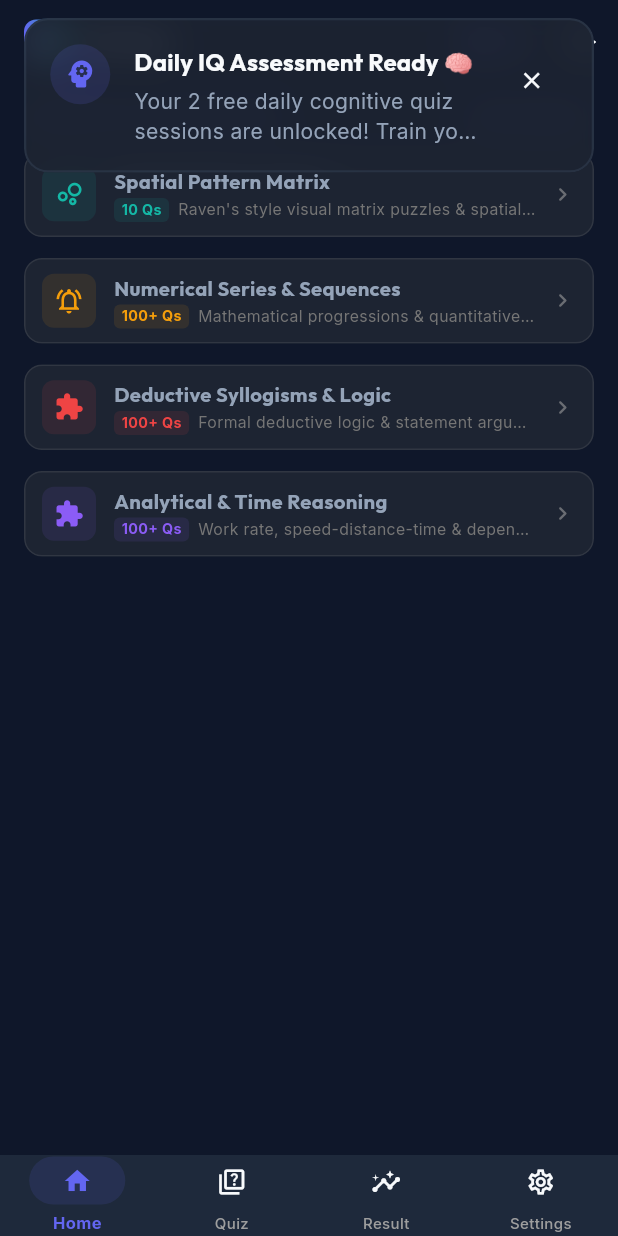
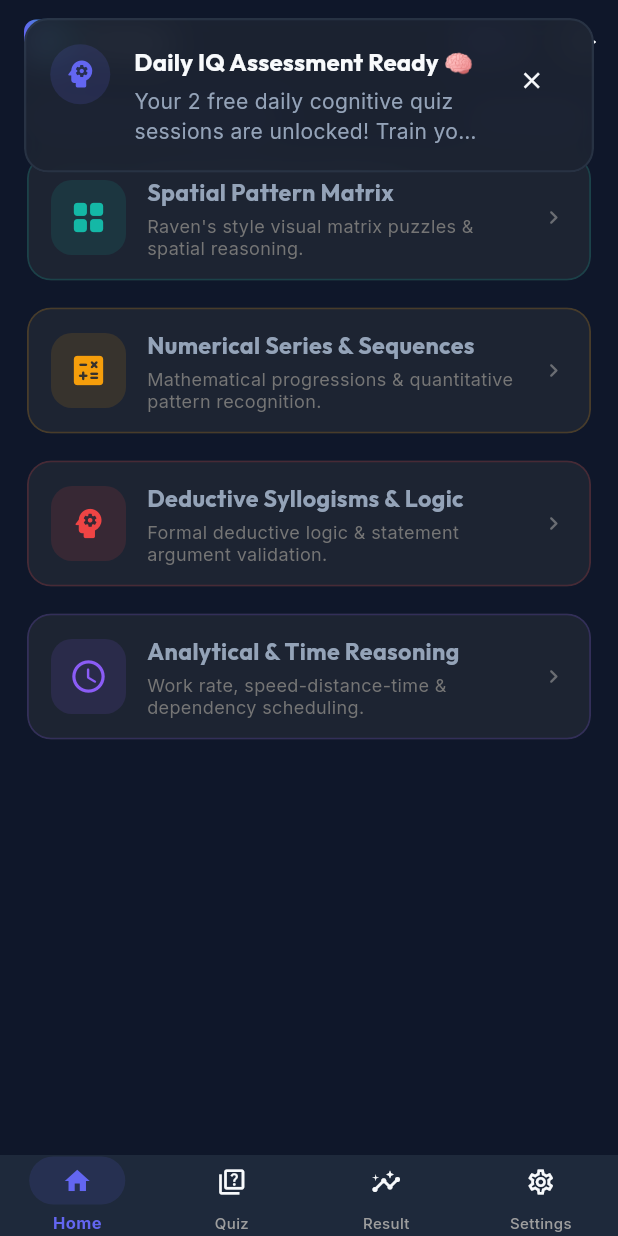
Before and after one commit to tafaisalkhan/iq_quiz_git, a Flutter app: the screen it shows after launch, on a phone screen of 412 x 824 dp. Run offline on Flutter 3.47's test engine with Material 3 defaults, Android fonts, the phone set to English and light mode, and no system bars; our stand-ins replace flutter_local_notifications, flutter_riverpod, google_fonts, google_mobile_ads, in_app_purchase, just_audio and 2 more; network calls fail.

Commit message:
update code

```diff
--- a/lib/features/dashboard/presentation/screens/dashboard_screen.dart
+++ b/lib/features/dashboard/presentation/screens/dashboard_screen.dart
@@ -88,14 +88,20 @@ class _DashboardScreenState extends ConsumerState<DashboardScreen> {
 
   IconData _getIconByName(String name) {
     switch (name) {
-      case 'lock_outline_rounded':
-        return Icons.lock_outline_rounded;
+      case 'grid_view_rounded':
       case 'bubble_chart_outlined':
-        return Icons.bubble_chart_outlined;
+        return Icons.grid_view_rounded;
+      case 'calculate_rounded':
       case 'notifications_active_outlined':
-        return Icons.notifications_active_outlined;
+        return Icons.calculate_rounded;
+      case 'psychology_rounded':
+      case 'extension_rounded':
+        return Icons.psychology_rounded;
+      case 'schedule_rounded':
+      case 'account_tree_rounded':
+        return Icons.schedule_rounded;
       default:
-        return Icons.extension_rounded;
+        return Icons.quiz_rounded;
     }
   }
 
@@ -323,13 +329,13 @@ class _DashboardScreenState extends ConsumerState<DashboardScreen> {
     return AnimatedCard(
       delay: Duration(milliseconds: delayIndex * 60),
       child: Padding(
-        padding: const EdgeInsets.symmetric(horizontal: 12.0, vertical: 3.0),
+        padding: const EdgeInsets.symmetric(horizontal: 14.0, vertical: 5.0),
         child: Card(
           elevation: 0,
           clipBehavior: Clip.antiAlias,
           shape: RoundedRectangleBorder(
-            borderRadius: BorderRadius.circular(12),
-            side: BorderSide(color: Colors.grey.withOpacity(0.15)),
+            borderRadius: BorderRadius.circular(16),
+            side: BorderSide(color: color.withOpacity(0.2), width: 1.2),
           ),
           child: InkWell(
             onTap: () async {
@@ -357,33 +363,38 @@ class _DashboardScreenState extends ConsumerState<DashboardScreen> {
                 );
               }
 
-              if (scheduleState.remainingQuizzes > 0) {
+              final adState = ref.read(adProvider);
+              final isAdFree = adState.isAdFreePurchased;
+
+              if (isAdFree || scheduleState.remainingQuizzes > 0) {
+                if (!isAdFree) {
                   ref.read(quizScheduleProvider.notifier).decrementRemainingQuizzes();
+                }
                 await launchQuiz();
               } else {
                 _showAdUnlockDialog(context, launchQuiz);
               }
             },
             child: Padding(
-              padding: const EdgeInsets.symmetric(horizontal: 12.0, vertical: 10.0),
+              padding: const EdgeInsets.symmetric(horizontal: 16.0, vertical: 14.0),
               child: Row(
                 children: [
                   Hero(
                     tag: 'module-icon-$id',
                     child: Container(
-                      padding: const EdgeInsets.all(8),
+                      padding: const EdgeInsets.all(12),
                       decoration: BoxDecoration(
-                        color: color.withOpacity(0.1),
-                        borderRadius: BorderRadius.circular(8),
+                        color: color.withOpacity(0.12),
+                        borderRadius: BorderRadius.circular(14),
                       ),
                       child: Icon(
                         icon,
                         color: color,
-                        size: 20,
+                        size: 26,
                       ),
                     ),
                   ),
-                  const SizedBox(width: 12),
+                  const SizedBox(width: 14),
                   Expanded(
                     child: Column(
                       crossAxisAlignment: CrossAxisAlignment.start,
@@ -397,43 +408,22 @@ class _DashboardScreenState extends ConsumerState<DashboardScreen> {
                               maxLines: 1,
                               overflow: TextOverflow.ellipsis,
                               style: GoogleFonts.outfit(
-                                fontSize: 13.5,
+                                fontSize: 15.5,
                                 fontWeight: FontWeight.bold,
                               ),
                             ),
                           ),
                         ),
-                        const SizedBox(height: 2),
-                        Row(
-                          children: [
-                            Container(
-                              padding: const EdgeInsets.symmetric(horizontal: 5, vertical: 1),
-                              decoration: BoxDecoration(
-                                color: color.withOpacity(0.1),
-                                borderRadius: BorderRadius.circular(4),
-                              ),
-                              child: Text(
-                                id == 'pattern_matching' ? '10 Qs' : '100+ Qs',
-                                style: GoogleFonts.inter(
-                                  fontSize: 9.5,
-                                  fontWeight: FontWeight.bold,
-                                  color: color,
-                                ),
-                              ),
-                            ),
-                            const SizedBox(width: 6),
-                            Expanded(
-                              child: Text(
+                        const SizedBox(height: 4),
+                        Text(
                           description,
-                                maxLines: 1,
+                          maxLines: 2,
                           overflow: TextOverflow.ellipsis,
                           style: GoogleFonts.inter(
-                                  fontSize: 10.5,
+                            fontSize: 12.0,
+                            height: 1.25,
                             color: Colors.grey[600],
                           ),
-                              ),
-                            ),
-                          ],
                         ),
                       ],
                     ),
@@ -441,9 +431,10 @@ class _DashboardScreenState extends ConsumerState<DashboardScreen> {
                   const SizedBox(width: 8),
                   Consumer(
                     builder: (context, ref, _) {
+                      final adState = ref.watch(adProvider);
                       final scheduleState = ref.watch(quizScheduleProvider);
                       final remaining = scheduleState.remainingQuizzes;
-                      if (remaining == 0) {
+                      if (!adState.isAdFreePurchased && remaining == 0) {
                         return Container(
                           padding: const EdgeInsets.symmetric(horizontal: 8, vertical: 4),
                           decoration: BoxDecoration(
--- a/lib/features/dashboard/presentation/screens/main_shell.dart
+++ b/lib/features/dashboard/presentation/screens/main_shell.dart
@@ -3,6 +3,7 @@ import 'package:flutter_riverpod/flutter_riverpod.dart';
 import 'package:google_fonts/google_fonts.dart';
 import '../../../../core/theme/app_colors.dart';
 import '../../../../core/widgets/ad_banner_widget.dart';
+import '../../../../core/services/iap_service.dart';
 import '../providers/navigation_provider.dart';
 import '../providers/quiz_schedule_provider.dart';
 import '../../../settings/presentation/screens/settings_screen.dart';
@@ -54,6 +55,7 @@ class _MainShellState extends ConsumerState<MainShell> {
   void didChangeDependencies() {
     super.didChangeDependencies();
     ref.read(quizScheduleProvider.notifier).startScheduleChecker(context);
+    IapService().initialize(ref);
   }
 
   @override
--- a/pubspec.yaml
+++ b/pubspec.yaml
@@ -16,7 +16,7 @@ publish_to: 'none' # Remove this line if you wish to publish to pub.dev
 # https://developer.apple.com/library/archive/documentation/General/Reference/InfoPlistKeyReference/Articles/CoreFoundationKeys.html
 # In Windows, build-name is used as the major, minor, and patch parts
 # of the product and file versions while build-number is used as the build suffix.
-version: 1.0.0+3029
+version: 1.0.0+3039
 
 environment:
   sdk: ^3.10.9
@@ -42,6 +42,7 @@ dependencies:
   google_mobile_ads: ^5.2.0
   flutter_local_notifications: ^17.2.3
   timezone: ^0.9.4
+  in_app_purchase: ^3.2.0
 
 dev_dependencies:
   flutter_test:
```
Also changed, not shown: assets/config/dashboard_items.json (+4 -4 lines), lib/core/services/iap_service.dart (added, +78 -0 lines), lib/features/dashboard/presentation/screens/detail_screen.dart (+96 -9 lines), lib/features/settings/presentation/screens/settings_screen.dart (+77 -16 lines), google_play_feature_graphic_1024x500.png (added), google_play_icon_512x512.png (added), pubspec.lock, 2 other files. Lines whose indentation alone changed are shown as unchanged.
